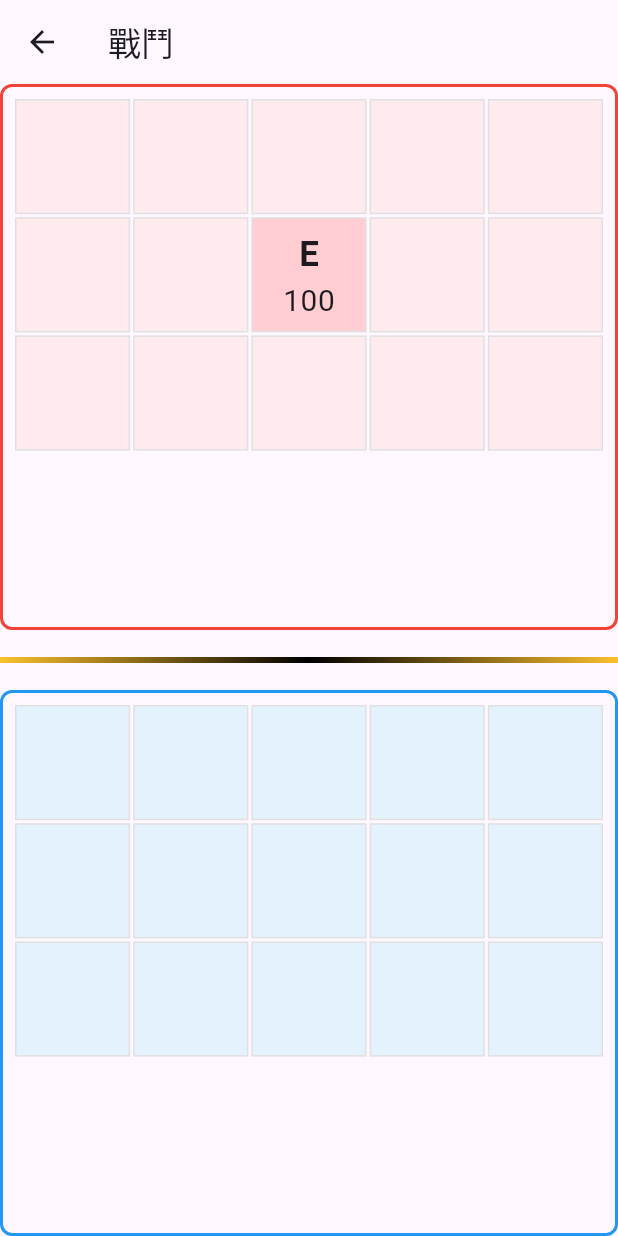
After one commit to kyoangel/merge_game_a2z, a Flutter app: the screen it shows after launch, after a tap on "戰鬥畫面", on a phone screen of 412 x 824 dp. The commit adds this screen. Run offline on Flutter 3.47's test engine with Material 3 defaults, Android fonts, the light colour scheme and no system bars; missing offline and left inert: flame.

Commit message:
battle scene field ok

```diff
--- /dev/null
+++ b/lib/game/battle/battle_board.dart
@@ -0,0 +1,185 @@
+import 'package:flutter/material.dart';
+import 'battle_unit.dart';
+
+class BattleBoard extends StatefulWidget {
+  const BattleBoard({super.key});
+
+  @override
+  State<BattleBoard> createState() => _BattleBoardState();
+}
+
+class _BattleBoardState extends State<BattleBoard> {
+  static const int rows = 3;
+  static const int cols = 5;
+
+  // 上方敵人的棋盤
+  List<List<BattleUnit?>> enemyBoard = [];
+  // 下方玩家的棋盤
+  List<List<BattleUnit?>> playerBoard = [];
+
+  @override
+  void initState() {
+    super.initState();
+    _initializeBoards();
+  }
+
+  void _initializeBoards() {
+    // 初始化為空棋盤
+    enemyBoard = List.generate(rows, (row) {
+      return List.generate(cols, (col) => null);
+    });
+
+    playerBoard = List.generate(rows, (row) {
+      return List.generate(cols, (col) => null);
+    });
+
+    // 示例：在中間位置放置一個單位
+    enemyBoard[1][2] = BattleUnit(
+      type: UnitType.enemy,
+      position: Position(1, 2),
+    );
+  }
+
+  @override
+  Widget build(BuildContext context) {
+    return LayoutBuilder(
+      builder: (context, constraints) {
+        // 計算合適的棋盤大小
+        final availableHeight = constraints.maxHeight;
+        final boardHeight = (availableHeight - 40) / 2; // 40是分隔線和間距的高度
+
+        return SingleChildScrollView(
+          child: Container(
+            constraints: BoxConstraints(
+              maxHeight: availableHeight,
+              maxWidth: constraints.maxWidth,
+            ),
+            child: Column(
+              mainAxisAlignment: MainAxisAlignment.center,
+              children: [
+                SizedBox(
+                  height: boardHeight,
+                  child: _buildBoard(
+                    board: enemyBoard,
+                    isEnemy: true,
+                    borderColor: Colors.red,
+                  ),
+                ),
+
+                // 分隔線
+                Container(
+                  height: 4,
+                  margin: const EdgeInsets.symmetric(vertical: 18),
+                  decoration: BoxDecoration(
+                    gradient: LinearGradient(
+                      colors: [Colors.yellow.shade700, Colors.black, Colors.yellow.shade700],
+                    ),
+                  ),
+                ),
+
+                SizedBox(
+                  height: boardHeight,
+                  child: _buildBoard(
+                    board: playerBoard,
+                    isEnemy: false,
+                    borderColor: Colors.blue,
+                  ),
+                ),
+              ],
+            ),
+          ),
+        );
+      },
+    );
+  }
+
+  Widget _buildBoard({
+    required List<List<BattleUnit?>> board,
+    required bool isEnemy,
+    required Color borderColor,
+  }) {
+    return LayoutBuilder(
+      builder: (context, constraints) {
+        return Container(
+          padding: const EdgeInsets.all(8.0),
+          decoration: BoxDecoration(
+            border: Border.all(color: borderColor, width: 2),
+            borderRadius: BorderRadius.circular(8),
+          ),
+          child: AspectRatio(
+            aspectRatio: cols / rows,
+            child: GridView.builder(
+              shrinkWrap: true,
+              physics: const NeverScrollableScrollPhysics(),
+              gridDelegate: SliverGridDelegateWithFixedCrossAxisCount(
+                crossAxisCount: cols,
+                childAspectRatio: 1.0,
+                crossAxisSpacing: 2.0,
+                mainAxisSpacing: 2.0,
+              ),
+              itemCount: rows * cols,
+              itemBuilder: (context, index) {
+                final row = index ~/ cols;
+                final col = index % cols;
+                return _buildCell(board[row][col], isEnemy);
+              },
+            ),
+          ),
+        );
+      },
+    );
+  }
+
+  Widget _buildCell(BattleUnit? unit, bool isEnemy) {
+    return GestureDetector(
+      onTap: () {
+        if (!isEnemy) {  // 只允許在玩家區域操作
+          _handleCellTap(unit);
+        }
+      },
+      child: Container(
+        decoration: BoxDecoration(
+          border: Border.all(color: Colors.grey[300]!),
+          color: _getCellColor(unit, isEnemy),
+        ),
+        child: unit != null
+            ? FittedBox(
+                fit: BoxFit.contain,
+                child: Padding(
+                  padding: const EdgeInsets.all(4.0),
+                  child: Column(
+                    mainAxisAlignment: MainAxisAlignment.center,
+                    children: [
+                      Text(
+                        unit.type == UnitType.player ? 'P' : 'E',
+                        style: const TextStyle(
+                          fontWeight: FontWeight.bold,
+                        ),
+                      ),
+                      Text(
+                        '${unit.health}',
+                        style: const TextStyle(
+                          fontSize: 12,
+                        ),
+                      ),
+                    ],
+                  ),
+                ),
+              )
+            : null,
+      ),
+    );
+  }
+
+  void _handleCellTap(BattleUnit? unit) {
+    // TODO: 處理玩家區域的點擊事件
+    print('點擊了玩家區域的格子');
+  }
+
+  Color _getCellColor(BattleUnit? unit, bool isEnemy) {
+    if (unit == null) {
+      return isEnemy ? Colors.red[50]! : Colors.blue[50]!;
+    }
+    return unit.type == UnitType.player ? Colors.blue[100]! : Colors.red[100]!;
+  }
+}
--- /dev/null
+++ b/lib/game/battle/battle_unit.dart
@@ -0,0 +1,30 @@
+class Position {
+  final int row;
+  final int col;
+
+  Position(this.row, this.col);
+}
+
+enum UnitType {
+  player,
+  enemy,
+}
+
+class BattleUnit {
+  final UnitType type;
+  final Position position;
+  int health = 100;
+  int attack = 10;
+
+  BattleUnit({
+    required this.type,
+    required this.position,
+  });
+
+  void takeDamage(int damage) {
+    health -= damage;
+    if (health < 0) health = 0;
+  }
+
+  bool get isAlive => health > 0;
+}
--- /dev/null
+++ b/lib/screens/battle_screen.dart
@@ -0,0 +1,20 @@
+import 'package:flutter/material.dart';
+import '../game/battle/battle_board.dart';
+
+class BattleScreen extends StatelessWidget {
+  const BattleScreen({super.key});
+
+  @override
+  Widget build(BuildContext context) {
+    return Scaffold(
+      appBar: AppBar(
+        title: const Text('戰鬥'),
+        leading: IconButton(
+          icon: const Icon(Icons.arrow_back),
+          onPressed: () => Navigator.of(context).pop(),
+        ),
+      ),
+      body: const BattleBoard(),
+    );
+  }
+}
--- a/lib/screens/main_menu_screen.dart
+++ b/lib/screens/main_menu_screen.dart
@@ -2,6 +2,7 @@ import 'package:flutter/material.dart';
 import 'package:provider/provider.dart';
 import '../game/game_manager.dart';
 import '../screens/running_screen.dart';
+import '../screens/battle_screen.dart';
 
 class MainMenuScreen extends StatelessWidget {
   const MainMenuScreen({super.key});
@@ -13,6 +14,18 @@ class MainMenuScreen extends StatelessWidget {
         child: Column(
           mainAxisAlignment: MainAxisAlignment.center,
           children: [
+            ElevatedButton(
+              onPressed: () {
+                context.read<GameManager>().startBattle();
+                Navigator.of(context).push(
+                  MaterialPageRoute(
+                    builder: (context) => const BattleScreen(),
+                  ),
+                );
+              },
+              child: const Text('戰鬥畫面'),
+            ),
+            const SizedBox(height: 30),
             const Text(
               '進化跑酷',
               style: TextStyle(
```
